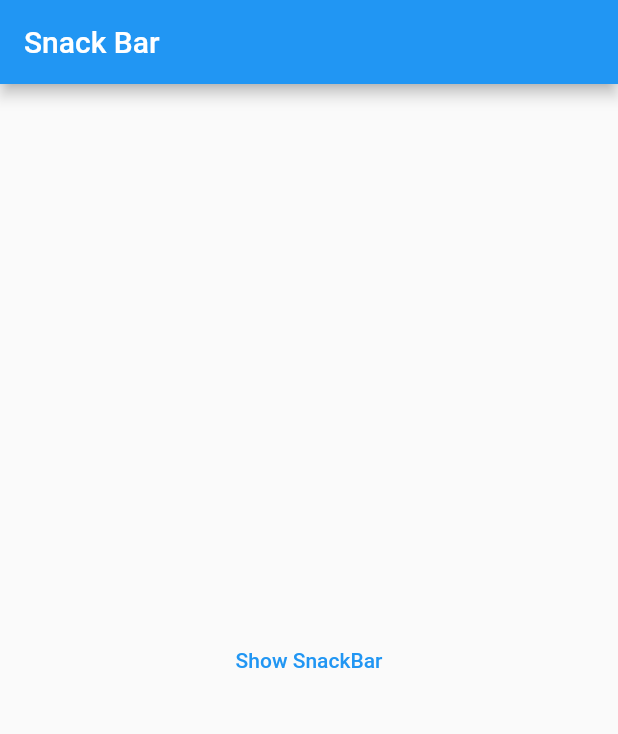
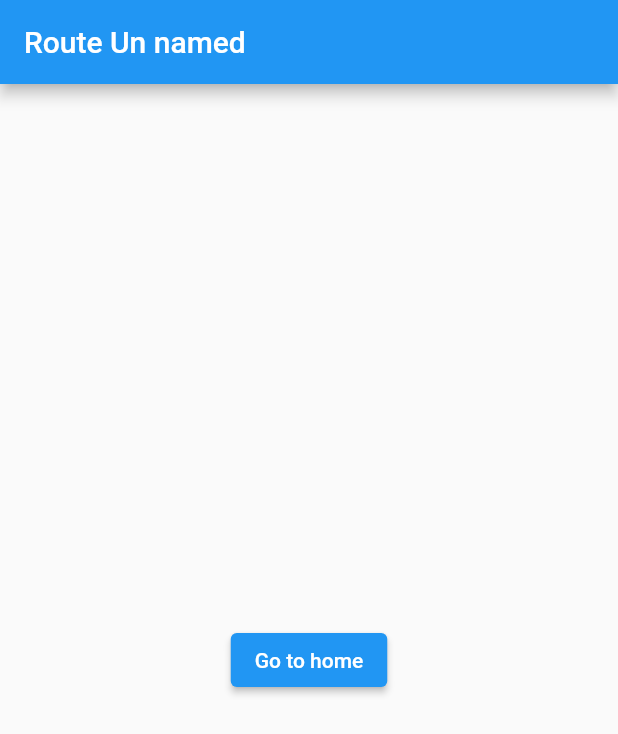
Before and after one commit to Chathuranga97lj/flutter-getx-tutorial, a Flutter app: the screen it shows after launch, on a phone screen of 412 x 824 dp. Shown: the top 734 px of the screen. Run offline on Flutter 3.47's test engine with Material 2 defaults, Android fonts, the phone set to English and light mode, and no system bars; our stand-ins replace get.

Commit message:
unnamed route

```diff
--- a/lib/main.dart
+++ b/lib/main.dart
@@ -1,5 +1,6 @@
 import 'package:flutter/material.dart';
 import 'package:get/get.dart';
+import 'package:getxtest1/home.dart';
 
 void main() {
   runApp(const MyApp());
@@ -14,17 +15,18 @@ class MyApp extends StatelessWidget {
     return GetMaterialApp(
       title: 'Flutter Demo',
       home: Scaffold(
-        appBar: AppBar(title: const Text("Snack Bar")),
+        appBar: AppBar(title: const Text("Route Un named")),
         body: Center(
           child: Column(
             mainAxisAlignment: MainAxisAlignment.center,
             crossAxisAlignment: CrossAxisAlignment.center,
             children: [
-              TextButton(
-                  child: const Text("Show SnackBar"),
+              ElevatedButton(
+                  child: const Text("Go to home"),
                   onPressed: () {
-                    Get.snackbar("SnackBar", "This will be Snackbar Message",
-                        colorText: Colors.red, backgroundColor: Colors.black);
+                    Get.to(() => const Home(),
+                        arguments: "Data From Home",
+                        transition: Transition.cupertino);
                   })
             ],
           ),
```
Also changed, not shown: lib/home.dart (added, +51 -0 lines), 1 other file.
